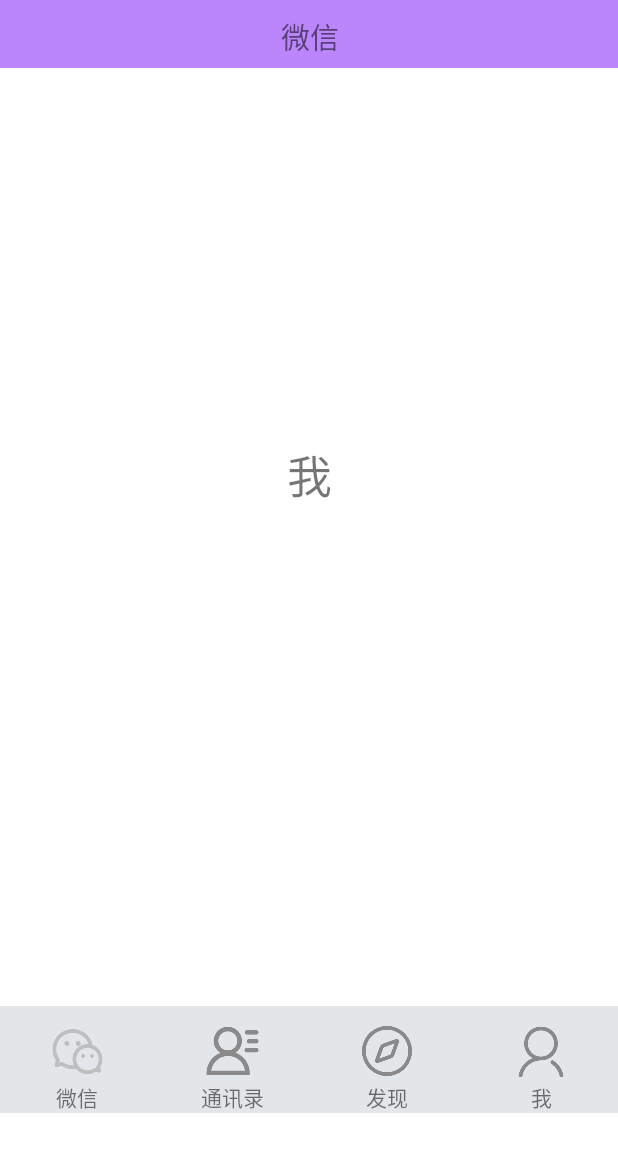
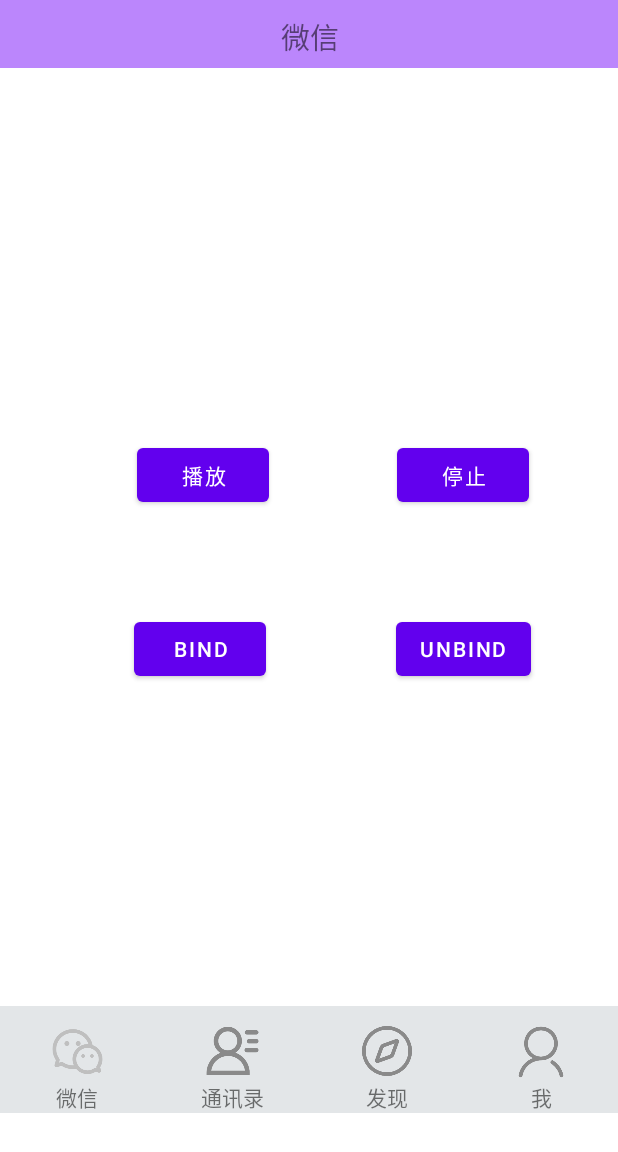
Before and after one commit to tzh021029y/ASwork, an Android app: the fragment Fragment_4 placed in its activity, on a phone screen of 412 x 824 dp. Shown: the top 1152 px of the screen. Run offline under Robolectric (Android 15) with nearby library versions, the phone set to English and light mode, and no system bars; 2 statements that could not run were skipped.

```diff
--- a/app/src/main/java/com/example/work1/Fragment_4.java
+++ b/app/src/main/java/com/example/work1/Fragment_4.java
@@ -1,19 +1,80 @@
 package com.example.work1;
 
+import android.content.ComponentName;
+import android.content.Context;
+import android.content.Intent;
+import android.content.ServiceConnection;
 import android.os.Bundle;
+import android.os.IBinder;
+import android.util.Log;
 import android.view.LayoutInflater;
 import android.view.View;
 import android.view.ViewGroup;
+import android.widget.Button;
 
 import androidx.fragment.app.Fragment;
 
 
 public class Fragment_4 extends Fragment {
+    private Button M_on;
+    private Button M_off;
+    private Button button_bind;
+    private Button button_unbind;
+    private MyService.Mybinder mybinder;
 
     @Override
     public View onCreateView(LayoutInflater inflater, ViewGroup container,
                              Bundle savedInstanceState) {
-        // Inflate the layout for this fragment
-        return inflater.inflate(R.layout.fragment_4, container, false);
+        View view;
+        view = inflater.inflate(R.layout.fragment_4, container, false);
+        M_on=view.findViewById(R.id.M_on);
+        M_off=view.findViewById(R.id.M_off);
+        button_bind=view.findViewById(R.id.button_bind);
+        button_unbind=view.findViewById(R.id.button_unbind);
+        Intent intent=new Intent(getContext(),MyService.class);
+//        M_on.setOnClickListener(new View.OnClickListener() {
+//            @Override
+//            public void onClick(View view) {
+//                Log.d("server","click");
+//                getActivity().startService(intent);
+//
+//            }
+//        });
+//        M_off.setOnClickListener(new View.OnClickListener() {
+//            @Override
+//            public void onClick(View view) {
+//                getActivity().stopService(intent);
+//            }
+//        });
+
+        Intent intent1=new Intent(getContext(),MyService.class);
+        ServiceConnection connection=new ServiceConnection() {
+            @Override
+            public void onServiceConnected(ComponentName componentName, IBinder iBinder) {
+                mybinder=(MyService.Mybinder)iBinder;
+                mybinder.play();
+            }
+            @Override
+            public void onServiceDisconnected(ComponentName componentName) {
+                mybinder=null;
+            }
+        };
+        button_bind.setOnClickListener(new View.OnClickListener() {
+            @Override
+            public void onClick(View view) {
+                getActivity().bindService(intent1,connection, Context.BIND_AUTO_CREATE);
+            }
+        });
+        button_unbind.setOnClickListener(new View.OnClickListener() {
+            @Override
+            public void onClick(View view) {
+                getActivity().unbindService(connection);
+            }
+        });
+        return view;
+
     }
+
+
+
 }
--- a/app/src/main/res/layout/fragment_4.xml
+++ b/app/src/main/res/layout/fragment_4.xml
@@ -1,18 +1,53 @@
 <?xml version="1.0" encoding="utf-8"?>
-<FrameLayout xmlns:android="http://schemas.android.com/apk/res/android"
+<androidx.constraintlayout.widget.ConstraintLayout xmlns:android="http://schemas.android.com/apk/res/android"
+    xmlns:app="http://schemas.android.com/apk/res-auto"
     xmlns:tools="http://schemas.android.com/tools"
+    android:id="@+id/on"
     android:layout_width="match_parent"
     android:layout_height="match_parent"
     tools:context=".Fragment_1">
 
-    <!-- TODO: Update blank fragment layout -->
-    <TextView
-        android:id="@+id/fragment_4"
-        android:layout_width="match_parent"
-        android:layout_height="match_parent"
-        android:layout_gravity="center"
-        android:gravity="center"
-        android:textSize="30dp"
-        android:text="@string/wo" />
+    <Button
+        android:id="@+id/M_on"
+        android:layout_width="wrap_content"
+        android:layout_height="wrap_content"
+        android:text="播放"
+        app:layout_constraintBottom_toBottomOf="parent"
+        app:layout_constraintEnd_toEndOf="parent"
+        app:layout_constraintHorizontal_bias="0.277"
+        app:layout_constraintStart_toStartOf="parent"
+        app:layout_constraintTop_toTopOf="parent"
+        app:layout_constraintVertical_bias="0.499" />
 
-</FrameLayout>
+    <Button
+        android:id="@+id/M_off"
+        android:layout_width="wrap_content"
+        android:layout_height="wrap_content"
+        android:text="停止"
+        app:layout_constraintBottom_toBottomOf="parent"
+        app:layout_constraintEnd_toEndOf="parent"
+        app:layout_constraintHorizontal_bias="0.6"
+        app:layout_constraintStart_toEndOf="@+id/M_on"
+        app:layout_constraintTop_toTopOf="parent"
+        app:layout_constraintVertical_bias="0.499" />
+
+    <Button
+        android:id="@+id/button_bind"
+        android:layout_width="wrap_content"
+        android:layout_height="wrap_content"
+        android:layout_marginTop="68dp"
+        android:text="bind"
+        app:layout_constraintEnd_toStartOf="@+id/button_unbind"
+        app:layout_constraintStart_toStartOf="parent"
+        app:layout_constraintTop_toBottomOf="@+id/M_on" />
+
+    <Button
+        android:id="@+id/button_unbind"
+        android:layout_width="wrap_content"
+        android:layout_height="wrap_content"
+        android:layout_marginTop="68dp"
+        android:layout_marginEnd="56dp"
+        android:text="unbind"
+        app:layout_constraintEnd_toEndOf="parent"
+        app:layout_constraintTop_toBottomOf="@+id/M_off" />
+</androidx.constraintlayout.widget.ConstraintLayout>
```
Also changed, not shown: app/src/main/AndroidManifest.xml (+14 -1 lines), app/src/main/java/com/example/work1/MainActivity.java (+25 -0 lines).
